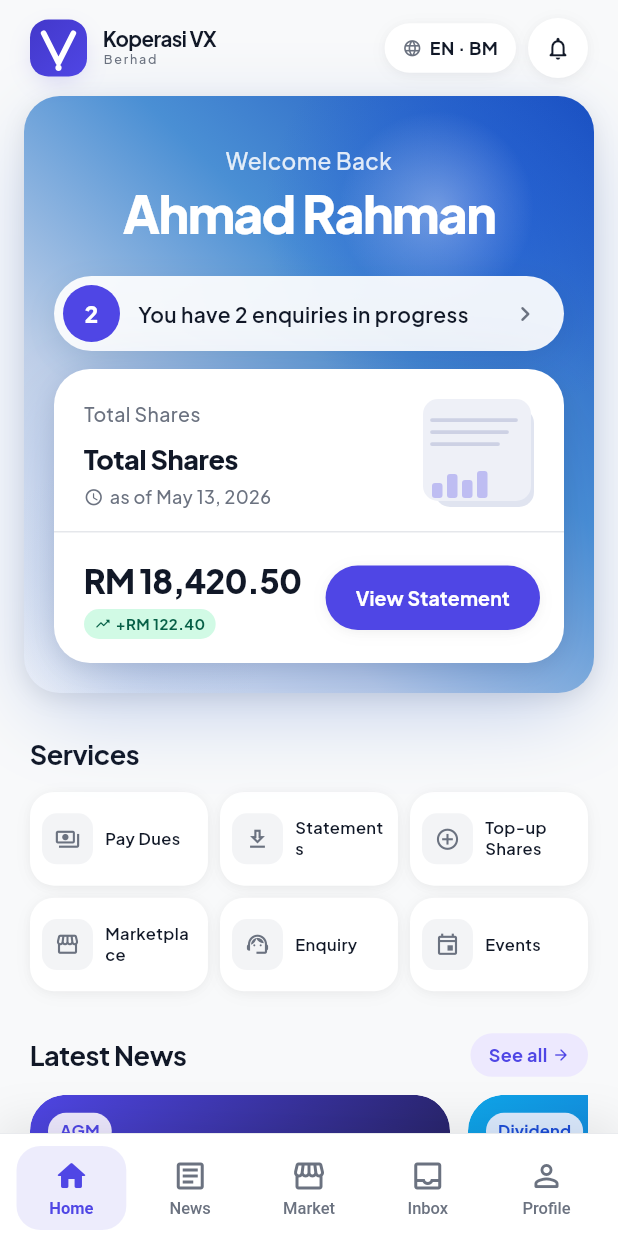
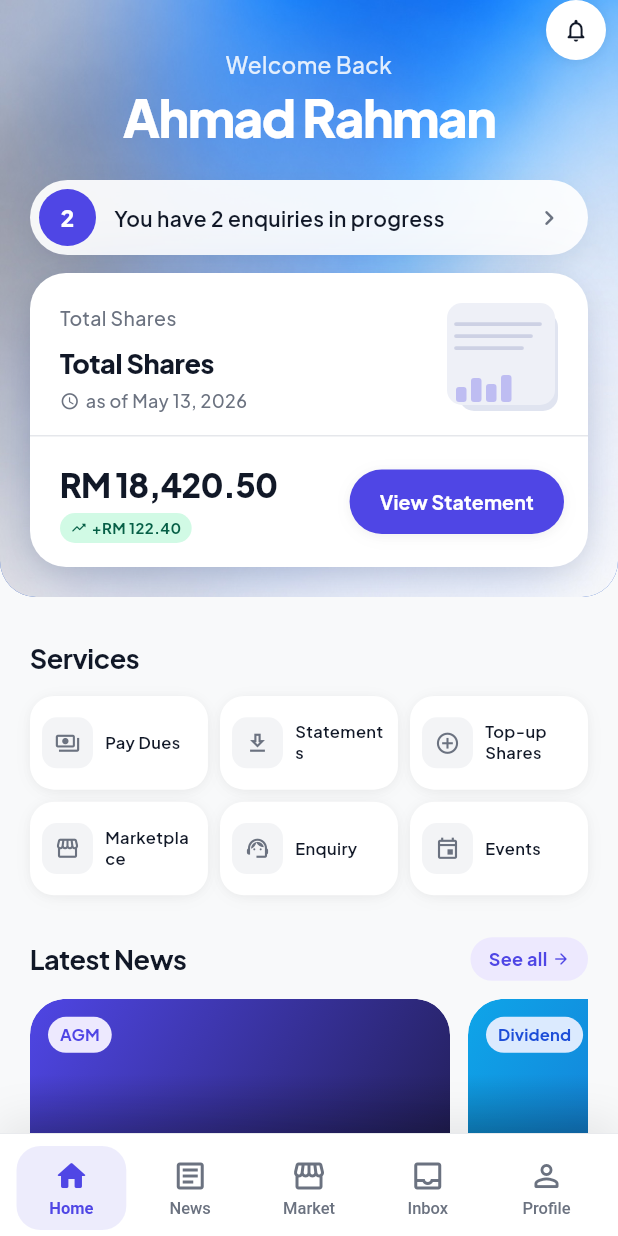
Before and after one commit to kevinrajVX/VX, a Flutter app: the screen it shows after launch, on a phone screen of 412 x 824 dp. Run offline on Flutter 3.47's test engine with Material 3 defaults, Android fonts, the phone set to English and light mode, and no system bars; drawn by our look-alikes of flutter_animate; our stand-ins replace flutter_riverpod, google_fonts.

Commit message:
Use actual hero background image asset; hero full-bleed at top
- Add assets/images/hero_bg.jpg (the exact gradient image: blue → silver → white)
- Register assets/images/ in pubspec.yaml
- HeroCard: replace code-generated gradient+glow blobs with DecorationImage
  backed by the real asset; round only bottom corners so it's flush at top
- HeroCard: add notification bell (SoftIconButton) overlaid top-right inside
  the hero Stack, wrapped in SafeArea for status bar clearance
- HomeTab: remove _TopBar (logo + language toggle + bell) entirely so hero
  card is the very first element, flush to the top of the body
- HomeTab: remove SliverPadding horizontal margin around hero for full-bleed

https://claude.ai/code/session_019jLb4xkLdh4ZEB28Qn3DT4

```diff
--- a/vx_code/lib/features/home/home_tab.dart
+++ b/vx_code/lib/features/home/home_tab.dart
@@ -8,10 +8,8 @@ import '../../core/localization/locale_provider.dart';
 import '../../core/mock/mock_api.dart';
 import '../../core/mock/models.dart';
 import '../../core/theme/tokens.dart';
-import '../../core/widgets/koperasi_logo.dart';
 import '../../core/widgets/pressable.dart';
 import '../../core/widgets/section_header.dart';
-import '../../core/widgets/soft_icon_button.dart';
 import '../../core/widgets/tag_pill.dart';
 import '../news/list/news_list_page.dart';
 import '../news/widgets/news_card.dart';
@@ -54,23 +52,12 @@ class HomeTab extends ConsumerWidget {
             parent: BouncingScrollPhysics(),
           ),
           slivers: [
-            // 1 — TopBar inside SafeArea
+            // Hero card — full bleed, no horizontal padding, flush to top
             SliverToBoxAdapter(
-              child: SafeArea(
-                bottom: false,
-                child: _TopBar(),
-              ),
-            ),
-
-            // 2 — HeroCard with horizontal screen padding
-            SliverPadding(
-              padding: const EdgeInsets.symmetric(horizontal: 16),
-              sliver: SliverToBoxAdapter(
-                child: memberAsync.when(
-                  loading: () => const _HeroSkeleton(),
-                  error: (e, _) => _ErrorBox(message: '$e'),
-                  data: (m) => HeroCard(member: m, onViewStatement: () {}),
-                ),
+              child: memberAsync.when(
+                loading: () => const _HeroSkeleton(),
+                error: (e, _) => _ErrorBox(message: '$e'),
+                data: (m) => HeroCard(member: m, onViewStatement: () {}),
               ),
             ),
 
@@ -165,71 +152,6 @@ class HomeTab extends ConsumerWidget {
             ),
           ],
         ),
-      ),
-    );
-  }
-}
-
-// ─── Top bar ──────────────────────────────────────────────────────────────────
-
-class _TopBar extends ConsumerWidget {
-  @override
-  Widget build(BuildContext context, WidgetRef ref) {
-    final locale = ref.watch(localeProvider);
-    final l = AppL10n.of(context);
-    return Padding(
-      padding: const EdgeInsets.fromLTRB(
-        AppSpacing.screenPadding,
-        AppSpacing.md,
-        AppSpacing.screenPadding,
-        AppSpacing.md,
-      ),
-      child: Row(
-        children: [
-          const KoperasiLogo(size: 38, showWordmark: true),
-          const Spacer(),
-          // Language toggle pill
-          Pressable(
-            onTap: () => ref.read(localeProvider.notifier).toggle(),
-            child: Container(
-              padding: const EdgeInsets.symmetric(
-                horizontal: 12,
-                vertical: 8,
-              ),
-              decoration: BoxDecoration(
-                color: AppColors.surface,
-                borderRadius: BorderRadius.circular(AppRadius.pill),
-                boxShadow: AppShadows.card,
-              ),
-              child: Row(
-                mainAxisSize: MainAxisSize.min,
-                children: [
-                  const Icon(
-                    Icons.language,
-                    size: 13,
-                    color: AppColors.textSecondary,
-                  ),
-                  const SizedBox(width: 5),
-                  Text(
-                    locale.languageCode == 'en'
-                        ? 'EN · ${l.languageToggle}'
-                        : '${l.languageToggle} · EN',
-                    style: const TextStyle(
-                      fontSize: 12,
-                      fontWeight: FontWeight.w700,
-                      color: AppColors.textPrimary,
-                    ),
-                  ),
-                ],
-              ),
-            ),
-          ),
-          const SizedBox(width: AppSpacing.sm),
-          SoftIconButton(
-            icon: Icons.notifications_none_rounded,
-            onPressed: () {},
-          ),
-        ],
       ),
     );
   }
--- a/vx_code/lib/features/home/widgets/hero_card.dart
+++ b/vx_code/lib/features/home/widgets/hero_card.dart
@@ -6,15 +6,13 @@ import '../../../core/localization/generated/app_localizations.dart';
 import '../../../core/mock/models.dart';
 import '../../../core/theme/tokens.dart';
 import '../../../core/widgets/dark_pill_button.dart';
+import '../../../core/widgets/soft_icon_button.dart';
 
 /// The hero card shown at the top of the home screen.
 ///
-/// Displays a full-width gradient card with:
-/// - Welcome + member name header (centered)
-/// - Claims-in-progress pill
-/// - Inner shares card with document illustration
-///
-/// All child elements animate in with staggered fade + slide using flutter_animate.
+/// Full-bleed: squared top corners (flush with screen top), rounded bottom corners.
+/// Background is the actual gradient image asset (blue → silver → white).
+/// Notification bell is overlaid in the top-right, inside SafeArea.
 class HeroCard extends StatelessWidget {
   const HeroCard({
     super.key,
@@ -35,36 +33,44 @@ class HeroCard extends StatelessWidget {
     );
     final asOfDate = DateFormat.yMMMd().format(member.sharesAsOf);
 
-    return Container(
-      decoration: BoxDecoration(
-        borderRadius: BorderRadius.circular(AppRadius.card),
-        gradient: AppColors.heroGradient,
-        boxShadow: AppShadows.hero,
+    const bottomRadius = BorderRadius.only(
+      bottomLeft: Radius.circular(AppRadius.card),
+      bottomRight: Radius.circular(AppRadius.card),
+    );
+
+    return ClipRRect(
+      borderRadius: bottomRadius,
+      child: Container(
+        decoration: const BoxDecoration(
+          color: Color(0xFF1A4FBF),
         ),
-      child: ClipRRect(
-        borderRadius: BorderRadius.circular(AppRadius.card),
         child: Stack(
           children: [
-            // Vivid blue glow — top-right
-            const Positioned(
-              right: -60,
-              top: -60,
-              child: _GlowBlob(size: 280, color: Color(0x881A56DB)),
+            // Background image — the exact gradient the user sent
+            Positioned.fill(
+              child: Image.asset(
+                'assets/images/hero_bg.jpg',
+                fit: BoxFit.cover,
               ),
-            // Soft white lens — center-top
-            const Positioned(
-              right: 40,
-              top: 10,
-              child: _GlowBlob(size: 130, color: Color(0x55FFFFFF)),
             ),
-            // Silver glow — bottom-left
-            const Positioned(
-              left: -30,
-              bottom: -40,
-              child: _GlowBlob(size: 200, color: Color(0x40A0B8D8)),
+
+            // Notification bell — top-right, inside SafeArea
+            Positioned(
+              top: 0,
+              right: 8,
+              child: SafeArea(
+                bottom: false,
+                child: SoftIconButton(
+                  icon: Icons.notifications_none_rounded,
+                  onPressed: () {},
+                ).animate().fadeIn(delay: 40.ms, duration: 280.ms),
               ),
-            // Content
-            Padding(
+            ),
+
+            // Main content — below status bar
+            SafeArea(
+              bottom: false,
+              child: Padding(
                 padding: const EdgeInsets.fromLTRB(
                   AppSpacing.xl,
                   AppSpacing.xxxl,
@@ -87,7 +93,7 @@ class HeroCard extends StatelessWidget {
 
                     const SizedBox(height: 6),
 
-                  // Member name — large, white, centered
+                    // Member name
                     Text(
                       member.name,
                       textAlign: TextAlign.center,
@@ -111,7 +117,7 @@ class HeroCard extends StatelessWidget {
 
                     const SizedBox(height: AppSpacing.xxl),
 
-                  // Claims pill — full width
+                    // Claims pill
                     _ClaimsPill(count: member.enquiriesInProgress)
                         .animate()
                         .fadeIn(delay: 180.ms, duration: 300.ms)
@@ -125,7 +131,7 @@ class HeroCard extends StatelessWidget {
 
                     const SizedBox(height: AppSpacing.md),
 
-                  // Inner shares card — full width
+                    // Inner shares card
                     _SharesCard(
                       totalFormatted: currencyFmt.format(member.sharesTotal),
                       asOfDate: asOfDate,
@@ -153,6 +159,7 @@ class HeroCard extends StatelessWidget {
                   ],
                 ),
               ),
+            ),
           ],
         ),
       ),
@@ -160,7 +167,7 @@ class HeroCard extends StatelessWidget {
         .animate()
         .fadeIn(duration: 360.ms)
         .scale(
-          begin: const Offset(0.96, 0.96),
+          begin: const Offset(0.97, 0.97),
           duration: 460.ms,
           curve: AppMotion.springOut,
         );
@@ -193,7 +200,6 @@ class _ClaimsPill extends StatelessWidget {
       ),
       child: Row(
         children: [
-          // Violet circle badge with count (38×38)
           Container(
             width: 38,
             height: 38,
@@ -269,7 +275,6 @@ class _SharesCard extends StatelessWidget {
       child: Column(
         crossAxisAlignment: CrossAxisAlignment.start,
         children: [
-          // Upper section: label row + illustration
           Padding(
             padding: const EdgeInsets.fromLTRB(
               AppSpacing.xl,
@@ -325,7 +330,6 @@ class _SharesCard extends StatelessWidget {
                   ),
                 ),
                 const SizedBox(width: AppSpacing.md),
-                // Document illustration: 84×76
                 SizedBox(
                   width: 84,
                   height: 76,
@@ -334,9 +338,7 @@ class _SharesCard extends StatelessWidget {
               ],
             ),
           ),
-          // Divider
           const Divider(height: 1, thickness: 1, color: AppColors.divider),
-          // Lower section: formatted total + change pill + CTA
           Padding(
             padding: const EdgeInsets.fromLTRB(
               AppSpacing.xl,
@@ -420,7 +422,6 @@ class _SharesCard extends StatelessWidget {
 class _DocIllustration extends CustomPainter {
   @override
   void paint(Canvas canvas, Size size) {
-    // Back page — slightly offset right/down
     final backPaint = Paint()
       ..color = const Color(0xFFE0E4F0)
       ..style = PaintingStyle.fill;
@@ -433,7 +434,6 @@ class _DocIllustration extends CustomPainter {
       backPaint,
     );
 
-    // Front page
     final frontPaint = Paint()
       ..color = const Color(0xFFEEF0F7)
       ..style = PaintingStyle.fill;
@@ -446,7 +446,6 @@ class _DocIllustration extends CustomPainter {
       frontPaint,
     );
 
-    // 3 horizontal content lines in gray
     final linePaint = Paint()
       ..color = const Color(0xFFCDD1E4)
       ..strokeWidth = 2.5
@@ -462,7 +461,6 @@ class _DocIllustration extends CustomPainter {
       );
     }
 
-    // 4 small bar chart bars at bottom (violet 30% opacity)
     final barPaint = Paint()
       ..color = AppColors.brandViolet.withValues(alpha: 0.30)
       ..style = PaintingStyle.fill;
@@ -486,30 +484,3 @@ class _DocIllustration extends CustomPainter {
   @override
   bool shouldRepaint(_DocIllustration old) => false;
 }
-
-// ─── Glow blob ───────────────────────────────────────────────────────────────
-
-/// An [IgnorePointer] circular container with a [RadialGradient] from [color]
-/// center to transparent edge, creating an atmospheric glow effect.
-class _GlowBlob extends StatelessWidget {
-  const _GlowBlob({required this.size, required this.color});
-
-  final double size;
-  final Color color;
-
-  @override
-  Widget build(BuildContext context) {
-    return IgnorePointer(
-      child: Container(
-        width: size,
-        height: size,
-        decoration: BoxDecoration(
-          shape: BoxShape.circle,
-          gradient: RadialGradient(
-            colors: [color, color.withValues(alpha: 0)],
-          ),
-        ),
-      ),
-    );
-  }
-}
--- a/vx_code/pubspec.yaml
+++ b/vx_code/pubspec.yaml
@@ -33,3 +33,4 @@ flutter:
 
   assets:
     - assets/mock/
+    - assets/images/
```
Also changed, not shown: vx_code/assets/images/hero_bg.jpg (added). Lines whose indentation alone changed are shown as unchanged.
